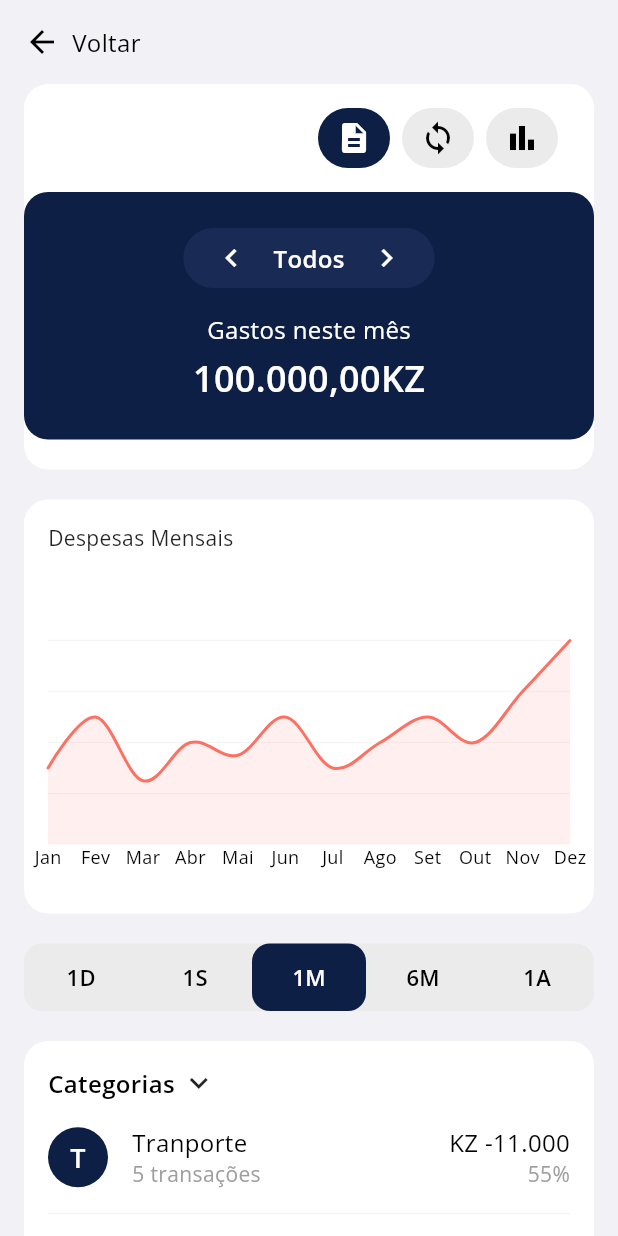
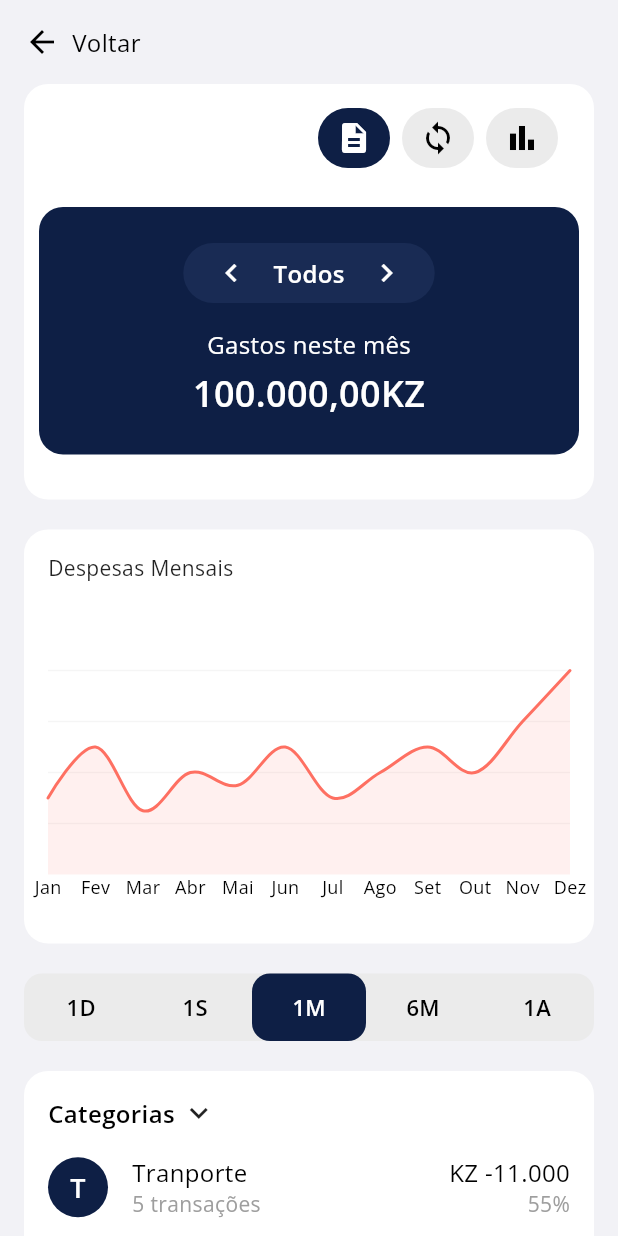
Before and after one commit to WUNDU/wundu-mobile, a Flutter app: the ControlPanelScreen screen opened by its route, on a phone screen of 412 x 824 dp. Run offline on Flutter 3.47's test engine with Material 3 defaults, Android fonts, the phone set to English and light mode, and no system bars; drawn by our look-alikes of fl_chart; our stand-ins replace cached_network_image, dotted_border, equatable, flutter_bloc, flutter_screenutil, flutter_svg and 3 more; missing offline and left inert: responsive_grid_list; accounts and stored records are empty.

```diff
--- a/lib/views/control_panel/control_panel.dart
+++ b/lib/views/control_panel/control_panel.dart
@@ -137,7 +137,9 @@ class ControlPanelScreen extends StatelessWidget {
 
   // Navy blue card with amount and navigation
   Widget buildExpenseAmount() {
-    return Container(
+    return Padding(
+      padding: EdgeInsets.all(10),
+      child: Container(
         width: double.infinity,
         decoration: BoxDecoration(
           color: const Color(0xFF0E1F45),
@@ -194,6 +196,7 @@ class ControlPanelScreen extends StatelessWidget {
               ),
             ),
           ],
+        ),
       ),
     );
   }
--- a/pubspec.yaml
+++ b/pubspec.yaml
@@ -53,6 +53,7 @@ dependencies:
   flutter_charts: ^0.5.2
   fl_chart: ^1.0.0
   responsive_grid_list: ^1.4.0
+  iconify_flutter: ^0.0.7
   # The following adds the Cupertino Icons font to your application.
   # Use with the CupertinoIcons class for iOS style icons.
 
```
Also changed, not shown: pubspec.lock. Lines whose indentation alone changed are shown as unchanged.
